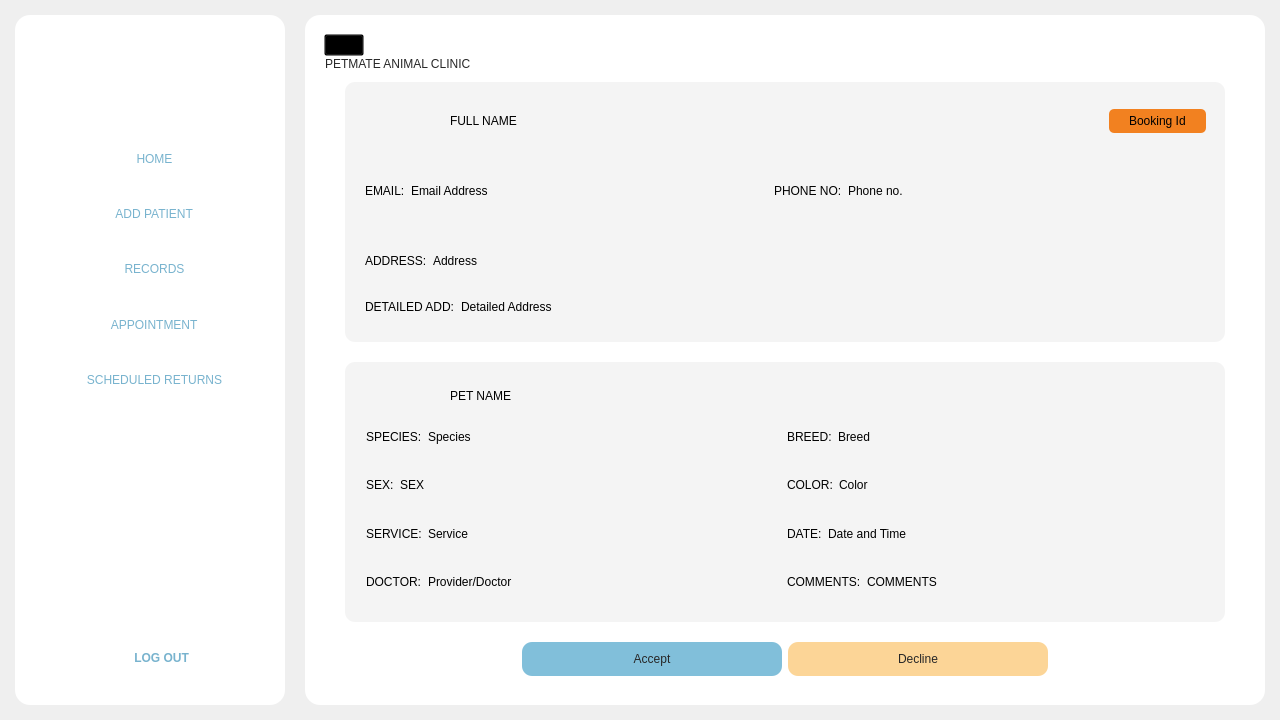
Before: the Qt Designer form Desktop_Application/Frontend/Home.ui in DreddVDomasian/Petmate-Desktop-Application, drawn with Qt 5.
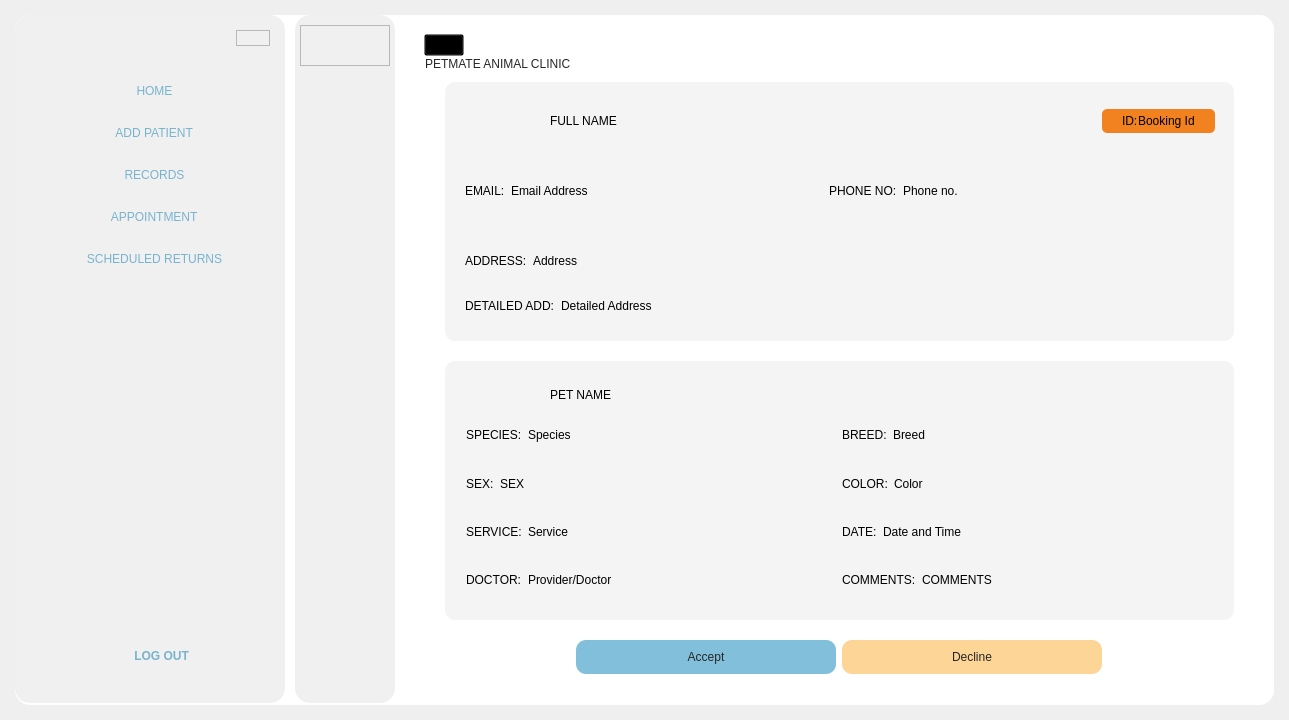
After: the same form once the commit is applied. The open tabs and pages were chosen to show the change. Icons and pictures are not drawn.

Commit message: side nav and icon update

The edit to the form file:
```diff
--- a/Desktop_Application/Frontend/Home.ui
+++ b/Desktop_Application/Frontend/Home.ui
@@ -6,7 +6,7 @@
    <rect>
     <x>0</x>
     <y>0</y>
-    <width>1280</width>
+    <width>1289</width>
     <height>720</height>
    </rect>
   </property>
@@ -55,9 +55,9 @@
 }
 </string>
    </property>
-   <layout class="QHBoxLayout" name="horizontalLayout_3" stretch="0,0">
+   <layout class="QHBoxLayout" name="horizontalLayout_3" stretch="0">
     <property name="spacing">
-     <number>20</number>
+     <number>0</number>
     </property>
     <property name="leftMargin">
      <number>15</number>
@@ -70,6 +70,37 @@
     </property>
     <property name="bottomMargin">
      <number>15</number>
+    </property>
+    <item>
+     <widget class="QFrame" name="underFrame">
+      <property name="styleSheet">
+       <string notr="true">#underFrame{
+	background-color:rgb(255, 255, 255);
+	border-radius:15px;
+}
+</string>
+      </property>
+      <property name="frameShape">
+       <enum>QFrame::StyledPanel</enum>
+      </property>
+      <property name="frameShadow">
+       <enum>QFrame::Raised</enum>
+      </property>
+      <layout class="QHBoxLayout" name="horizontalLayout_71">
+       <property name="spacing">
+        <number>10</number>
+       </property>
+       <property name="leftMargin">
+        <number>0</number>
+       </property>
+       <property name="topMargin">
+        <number>0</number>
+       </property>
+       <property name="rightMargin">
+        <number>0</number>
+       </property>
+       <property name="bottomMargin">
+        <number>2</number>
     </property>
     <item>
      <widget class="QFrame" name="sideNav">
@@ -84,9 +115,10 @@
       </property>
       <property name="styleSheet">
        <string notr="true">#sideNav{
-	background-color:white;
+	background-color:rgb(240, 240, 240);
 	border:none;
-	border-radius: 15px;
+    border-radius: 15px;
+
 }</string>
       </property>
       <property name="frameShape">
@@ -97,7 +129,7 @@
         <number>15</number>
        </property>
        <property name="topMargin">
-        <number>29</number>
+           <number>15</number>
        </property>
        <property name="rightMargin">
         <number>15</number>
@@ -105,6 +137,62 @@
        <property name="bottomMargin">
         <number>29</number>
        </property>
+          <item alignment="Qt::AlignRight">
+           <widget class="QFrame" name="frame_50">
+            <property name="frameShape">
+             <enum>QFrame::StyledPanel</enum>
+            </property>
+            <property name="frameShadow">
+             <enum>QFrame::Raised</enum>
+            </property>
+            <layout class="QHBoxLayout" name="horizontalLayout_76">
+             <property name="spacing">
+              <number>0</number>
+             </property>
+             <property name="leftMargin">
+              <number>0</number>
+             </property>
+             <property name="topMargin">
+              <number>0</number>
+             </property>
+             <property name="rightMargin">
+              <number>0</number>
+             </property>
+             <property name="bottomMargin">
+              <number>0</number>
+             </property>
+             <item>
+              <widget class="QPushButton" name="fullNavBtn">
+               <property name="styleSheet">
+                <string notr="true">border:none;</string>
+               </property>
+               <property name="text">
+                <string/>
+               </property>
+               <property name="icon">
+                <iconset resource="resource.qrc">
+                 <normaloff>:/Icons/Icons/hideNav.png</normaloff>:/Icons/Icons/hideNav.png</iconset>
+               </property>
+               <property name="iconSize">
+                <size>
+                 <width>25</width>
+                 <height>25</height>
+                </size>
+               </property>
+               <property name="checkable">
+                <bool>true</bool>
+               </property>
+               <property name="checked">
+                <bool>false</bool>
+               </property>
+               <property name="autoRepeat">
+                <bool>false</bool>
+               </property>
+              </widget>
+             </item>
+            </layout>
+           </widget>
+          </item>
        <item alignment="Qt::AlignHCenter">
         <widget class="QLabel" name="PetmateLogo">
          <property name="sizePolicy">
@@ -164,19 +252,19 @@
          </property>
          <layout class="QVBoxLayout" name="verticalLayout">
           <property name="spacing">
-           <number>10</number>
+              <number>5</number>
           </property>
           <property name="leftMargin">
            <number>0</number>
           </property>
           <property name="topMargin">
-           <number>5</number>
+              <number>0</number>
           </property>
           <property name="rightMargin">
            <number>0</number>
           </property>
           <property name="bottomMargin">
-           <number>5</number>
+              <number>0</number>
           </property>
           <item>
            <widget class="QToolButton" name="homeBtn">
@@ -210,8 +298,8 @@
             </property>
             <property name="iconSize">
              <size>
-              <width>25</width>
-              <height>25</height>
+                 <width>40</width>
+                 <height>40</height>
              </size>
             </property>
             <property name="popupMode">
@@ -260,8 +348,8 @@
             </property>
             <property name="iconSize">
              <size>
-              <width>25</width>
-              <height>25</height>
+                 <width>40</width>
+                 <height>40</height>
              </size>
             </property>
             <property name="popupMode">
@@ -310,8 +398,8 @@
             </property>
             <property name="iconSize">
              <size>
-              <width>25</width>
-              <height>25</height>
+                 <width>40</width>
+                 <height>40</height>
              </size>
             </property>
             <property name="popupMode">
@@ -360,8 +448,8 @@
             </property>
             <property name="iconSize">
              <size>
-              <width>25</width>
-              <height>25</height>
+                 <width>40</width>
+                 <height>40</height>
              </size>
             </property>
             <property name="popupMode">
@@ -410,8 +498,8 @@
             </property>
             <property name="iconSize">
              <size>
-              <width>25</width>
-              <height>25</height>
+                 <width>40</width>
+                 <height>40</height>
              </size>
             </property>
             <property name="popupMode">
@@ -431,6 +519,22 @@
          </layout>
         </widget>
        </item>
+          <item>
+           <spacer name="verticalSpacer_15">
+            <property name="orientation">
+             <enum>Qt::Vertical</enum>
+            </property>
+            <property name="sizeType">
+             <enum>QSizePolicy::Maximum</enum>
+            </property>
+            <property name="sizeHint" stdset="0">
+             <size>
+              <width>20</width>
+              <height>200</height>
+             </size>
+            </property>
+           </spacer>
+          </item>
        <item alignment="Qt::AlignHCenter">
         <widget class="QLabel" name="label">
          <property name="sizePolicy">
@@ -515,6 +619,523 @@
       </layout>
      </widget>
     </item>
+       <item>
+        <widget class="QFrame" name="MiniNav">
+         <property name="enabled">
+          <bool>true</bool>
+         </property>
+         <property name="sizePolicy">
+          <sizepolicy hsizetype="Preferred" vsizetype="Preferred">
+           <horstretch>0</horstretch>
+           <verstretch>0</verstretch>
+          </sizepolicy>
+         </property>
+         <property name="minimumSize">
+          <size>
+           <width>85</width>
+           <height>0</height>
+          </size>
+         </property>
+         <property name="maximumSize">
+          <size>
+           <width>100</width>
+           <height>16777215</height>
+          </size>
+         </property>
+         <property name="styleSheet">
+          <string notr="true">#MiniNav{
+	background-color:rgb(240, 240, 240);
+	border:none;
+	border-radius: 15px;
+}</string>
+         </property>
+         <property name="frameShape">
+          <enum>QFrame::NoFrame</enum>
+         </property>
+         <layout class="QVBoxLayout" name="verticalLayout_48">
+          <property name="leftMargin">
+           <number>5</number>
+          </property>
+          <property name="topMargin">
+           <number>10</number>
+          </property>
+          <property name="rightMargin">
+           <number>5</number>
+          </property>
+          <property name="bottomMargin">
+           <number>29</number>
+          </property>
+          <item>
+           <widget class="QFrame" name="frame_51">
+            <property name="frameShape">
+             <enum>QFrame::StyledPanel</enum>
+            </property>
+            <property name="frameShadow">
+             <enum>QFrame::Raised</enum>
+            </property>
+            <layout class="QHBoxLayout" name="horizontalLayout_77">
+             <property name="spacing">
+              <number>0</number>
+             </property>
+             <property name="leftMargin">
+              <number>0</number>
+             </property>
+             <property name="topMargin">
+              <number>5</number>
+             </property>
+             <property name="rightMargin">
+              <number>0</number>
+             </property>
+             <property name="bottomMargin">
+              <number>20</number>
+             </property>
+             <item>
+              <widget class="QPushButton" name="miniNavBtn">
+               <property name="styleSheet">
+                <string notr="true">border:none;</string>
+               </property>
+               <property name="text">
+                <string/>
+               </property>
+               <property name="icon">
+                <iconset resource="resource.qrc">
+                 <normaloff>:/Icons/Icons/showNav.png</normaloff>:/Icons/Icons/showNav.png</iconset>
+               </property>
+               <property name="iconSize">
+                <size>
+                 <width>25</width>
+                 <height>25</height>
+                </size>
+               </property>
+               <property name="checkable">
+                <bool>true</bool>
+               </property>
+               <property name="autoRepeat">
+                <bool>false</bool>
+               </property>
+              </widget>
+             </item>
+            </layout>
+           </widget>
+          </item>
+          <item alignment="Qt::AlignHCenter">
+           <widget class="QLabel" name="PetmateLogo_2">
+            <property name="sizePolicy">
+             <sizepolicy hsizetype="Expanding" vsizetype="Expanding">
+              <horstretch>0</horstretch>
+              <verstretch>0</verstretch>
+             </sizepolicy>
+            </property>
+            <property name="maximumSize">
+             <size>
+              <width>30</width>
+              <height>50</height>
+             </size>
+            </property>
+            <property name="text">
+             <string/>
+            </property>
+            <property name="pixmap">
+             <pixmap resource="resource.qrc">:/images/image/Dog.png</pixmap>
+            </property>
+            <property name="scaledContents">
+             <bool>true</bool>
+            </property>
+           </widget>
+          </item>
+          <item>
+           <spacer name="verticalSpacer_17">
+            <property name="orientation">
+             <enum>Qt::Vertical</enum>
+            </property>
+            <property name="sizeType">
+             <enum>QSizePolicy::Maximum</enum>
+            </property>
+            <property name="sizeHint" stdset="0">
+             <size>
+              <width>20</width>
+              <height>5</height>
+             </size>
+            </property>
+           </spacer>
+          </item>
+          <item>
+           <widget class="QFrame" name="Buttons_2">
+            <property name="sizePolicy">
+             <sizepolicy hsizetype="Expanding" vsizetype="Expanding">
+              <horstretch>0</horstretch>
+              <verstretch>0</verstretch>
+             </sizepolicy>
+            </property>
+            <property name="styleSheet">
+             <string notr="true">QToolButton{
+	border:none;
+	background-color:transparent;
+	font-family:&quot;Montserrat Black&quot;;
+	font-weight:87;
+	color:#78B3CE;
+	border-radius:15px;
+	padding:5;
+}
+QToolButton:hover{
+	background-color: rgb(255, 241, 206);
+
+}
+
+QToolButton:checked{
+    background-color:rgb(252, 213, 151);   /* Active bg color */
+	border-radius:15px;
+    color: #78B3CE;    
+}
+</string>
+            </property>
+            <property name="frameShape">
+             <enum>QFrame::NoFrame</enum>
+            </property>
+            <layout class="QVBoxLayout" name="verticalLayout_69">
+             <property name="spacing">
+              <number>5</number>
+             </property>
+             <property name="leftMargin">
+              <number>5</number>
+             </property>
+             <property name="topMargin">
+              <number>5</number>
+             </property>
+             <property name="rightMargin">
+              <number>5</number>
+             </property>
+             <property name="bottomMargin">
+              <number>5</number>
+             </property>
+             <item>
+              <widget class="QToolButton" name="homeBtn_2">
+               <property name="sizePolicy">
+                <sizepolicy hsizetype="Expanding" vsizetype="Expanding">
+                 <horstretch>0</horstretch>
+                 <verstretch>0</verstretch>
+                </sizepolicy>
+               </property>
+               <property name="cursor">
+                <cursorShape>PointingHandCursor</cursorShape>
+               </property>
+               <property name="toolTip">
+                <string>HOME</string>
+               </property>
+               <property name="autoFillBackground">
+                <bool>false</bool>
+               </property>
+               <property name="styleSheet">
+                <string notr="true"/>
+               </property>
+               <property name="text">
+                <string/>
+               </property>
+               <property name="icon">
+                <iconset resource="resource.qrc">
+                 <normaloff>:/Icons/Icons/home.png</normaloff>:/Icons/Icons/home.png</iconset>
+               </property>
+               <property name="iconSize">
+                <size>
+                 <width>40</width>
+                 <height>40</height>
+                </size>
+               </property>
+               <property name="checkable">
+                <bool>true</bool>
+               </property>
+               <property name="checked">
+                <bool>false</bool>
+               </property>
+               <property name="autoRepeat">
+                <bool>true</bool>
+               </property>
+               <property name="popupMode">
+                <enum>QToolButton::DelayedPopup</enum>
+               </property>
+               <property name="toolButtonStyle">
+                <enum>Qt::ToolButtonIconOnly</enum>
+               </property>
+               <property name="autoRaise">
+                <bool>false</bool>
+               </property>
+               <property name="arrowType">
+                <enum>Qt::NoArrow</enum>
+               </property>
+              </widget>
+             </item>
+             <item>
+              <widget class="QToolButton" name="addPatientBtn_2">
+               <property name="sizePolicy">
+                <sizepolicy hsizetype="Expanding" vsizetype="Expanding">
+                 <horstretch>0</horstretch>
+                 <verstretch>0</verstretch>
+                </sizepolicy>
+               </property>
+               <property name="cursor">
+                <cursorShape>PointingHandCursor</cursorShape>
+               </property>
+               <property name="toolTip">
+                <string>ADD PATIENT</string>
+               </property>
+               <property name="autoFillBackground">
+                <bool>false</bool>
+               </property>
+               <property name="styleSheet">
+                <string notr="true"/>
+               </property>
+               <property name="text">
+                <string/>
+               </property>
+               <property name="icon">
+                <iconset resource="resource.qrc">
+                 <normaloff>:/Icons/Icons/addPatient.png</normaloff>:/Icons/Icons/addPatient.png</iconset>
+               </property>
+               <property name="iconSize">
+                <size>
+                 <width>40</width>
+                 <height>40</height>
+                </size>
+               </property>
+               <property name="checkable">
+                <bool>true</bool>
+               </property>
+               <property name="autoRepeat">
+                <bool>true</bool>
+               </property>
+               <property name="popupMode">
+                <enum>QToolButton::DelayedPopup</enum>
+               </property>
+               <property name="toolButtonStyle">
+                <enum>Qt::ToolButtonIconOnly</enum>
+               </property>
+               <property name="autoRaise">
+                <bool>false</bool>
+               </property>
+               <property name="arrowType">
+                <enum>Qt::NoArrow</enum>
+               </property>
+              </widget>
+             </item>
+             <item>
+              <widget class="QToolButton" name="petRecordsBtn_2">
+               <property name="sizePolicy">
+                <sizepolicy hsizetype="Expanding" vsizetype="Expanding">
+                 <horstretch>0</horstretch>
+                 <verstretch>0</verstretch>
+                </sizepolicy>
+               </property>
+               <property name="cursor">
+                <cursorShape>PointingHandCursor</cursorShape>
+               </property>
+               <property name="toolTip">
+                <string>RECORDS</string>
+               </property>
+               <property name="autoFillBackground">
+                <bool>false</bool>
+               </property>
+               <property name="styleSheet">
+                <string notr="true"/>
+               </property>
+               <property name="text">
+                <string/>
+               </property>
+               <property name="icon">
+                <iconset resource="resource.qrc">
+                 <normaloff>:/Icons/Icons/Records.png</normaloff>:/Icons/Icons/Records.png</iconset>
+               </property>
+               <property name="iconSize">
+                <size>
+                 <width>40</width>
+                 <height>40</height>
+                </size>
+               </property>
+               <property name="checkable">
+                <bool>true</bool>
+               </property>
+               <property name="autoRepeat">
+                <bool>true</bool>
+               </property>
+               <property name="popupMode">
+                <enum>QToolButton::DelayedPopup</enum>
+               </property>
+               <property name="toolButtonStyle">
+                <enum>Qt::ToolButtonIconOnly</enum>
+               </property>
+               <property name="autoRaise">
+                <bool>false</bool>
+               </property>
+               <property name="arrowType">
+                <enum>Qt::NoArrow</enum>
+               </property>
+              </widget>
+             </item>
+             <item>
+              <widget class="QToolButton" name="appointmentBtn_2">
+               <property name="sizePolicy">
+                <sizepolicy hsizetype="Expanding" vsizetype="Expanding">
+                 <horstretch>0</horstretch>
+                 <verstretch>0</verstretch>
+                </sizepolicy>
+               </property>
+               <property name="cursor">
+                <cursorShape>PointingHandCursor</cursorShape>
+               </property>
+               <property name="toolTip">
+                <string>APPOINTMENT</string>
+               </property>
+               <property name="autoFillBackground">
+                <bool>false</bool>
+               </property>
+               <property name="styleSheet">
+                <string notr="true"/>
+               </property>
+               <property name="text">
+                <string/>
+               </property>
+               <property name="icon">
+                <iconset resource="resource.qrc">
+                 <normaloff>:/Icons/Icons/AddAppointment.png</normaloff>:/Icons/Icons/AddAppointment.png</iconset>
+               </property>
+               <property name="iconSize">
+                <size>
+                 <width>40</width>
+                 <height>40</height>
+                </size>
+               </property>
+               <property name="checkable">
+                <bool>true</bool>
+               </property>
+               <property name="autoRepeat">
+                <bool>true</bool>
+               </property>
+               <property name="popupMode">
+                <enum>QToolButton::DelayedPopup</enum>
+               </property>
+               <property name="toolButtonStyle">
+                <enum>Qt::ToolButtonIconOnly</enum>
+               </property>
+               <property name="autoRaise">
+                <bool>false</bool>
+               </property>
+               <property name="arrowType">
+                <enum>Qt::NoArrow</enum>
+               </property>
+              </widget>
+             </item>
+             <item>
+              <widget class="QToolButton" name="schedVaxBtn_2">
+               <property name="sizePolicy">
+                <sizepolicy hsizetype="Expanding" vsizetype="Expanding">
+                 <horstretch>0</horstretch>
+                 <verstretch>0</verstretch>
+                </sizepolicy>
+               </property>
+               <property name="cursor">
+                <cursorShape>PointingHandCursor</cursorShape>
+               </property>
+               <property name="toolTip">
+                <string>SCHEDULED RETURNS</string>
+               </property>
+               <property name="autoFillBackground">
+                <bool>false</bool>
+               </property>
+               <property name="styleSheet">
+                <string notr="true"/>
+               </property>
+               <property name="text">
+                <string/>
+               </property>
+               <property name="icon">
+                <iconset resource="resource.qrc">
+                 <normaloff>:/Icons/Icons/schedVax.png</normaloff>:/Icons/Icons/schedVax.png</iconset>
+               </property>
+               <property name="iconSize">
+                <size>
+                 <width>40</width>
+                 <height>40</height>
+                </size>
+               </property>
+               <property name="checkable">
+                <bool>true</bool>
+               </property>
+               <property name="autoRepeat">
+                <bool>true</bool>
+               </property>
+               <property name="popupMode">
+                <enum>QToolButton::DelayedPopup</enum>
+               </property>
+               <property name="toolButtonStyle">
+                <enum>Qt::ToolButtonIconOnly</enum>
+               </property>
+               <property name="autoRaise">
+                <bool>false</bool>
+               </property>
+               <property name="arrowType">
+                <enum>Qt::NoArrow</enum>
+               </property>
+              </widget>
+             </item>
+            </layout>
+           </widget>
+          </item>
+          <item>
+           <spacer name="verticalSpacer_16">
+            <property name="orientation">
+             <enum>Qt::Vertical</enum>
+            </property>
+            <property name="sizeType">
+             <enum>QSizePolicy::Fixed</enum>
+            </property>
+            <property name="sizeHint" stdset="0">
+             <size>
+              <width>0</width>
+              <height>430</height>
+             </size>
+            </property>
+           </spacer>
+          </item>
+          <item alignment="Qt::AlignHCenter|Qt::AlignVCenter">
+           <widget class="QToolButton" name="toolButton_4">
+            <property name="cursor">
+             <cursorShape>PointingHandCursor</cursorShape>
+            </property>
+            <property name="styleSheet">
+             <string notr="true">QToolButton{
+	border:none;
+	background-color:transparent;
+	font: 87 12pt &quot;Montserrat Black&quot;;
+	font-weight:bold;
+	color:#78B3CE;
+	border-radius:15px;
+	padding:10;
+}
+QToolButton:hover{
+	background-color: rgb(255, 241, 206);
+
+}</string>
+            </property>
+            <property name="text">
+             <string notr="true"/>
+            </property>
+            <property name="icon">
+             <iconset resource="resource.qrc">
+              <normaloff>:/Icons/Icons/logOutIcon.png</normaloff>:/Icons/Icons/logOutIcon.png</iconset>
+            </property>
+            <property name="iconSize">
+             <size>
+              <width>30</width>
+              <height>30</height>
+             </size>
+            </property>
+            <property name="toolButtonStyle">
+             <enum>Qt::ToolButtonIconOnly</enum>
+            </property>
+           </widget>
+          </item>
+         </layout>
+        </widget>
+       </item>
     <item>
      <widget class="QFrame" name="MainContent">
       <property name="sizePolicy">
@@ -526,7 +1147,10 @@
       <property name="styleSheet">
        <string notr="true">#MainContent{
 	background-color:white;
-	border-radius: 15px;
+	border-top-left-radius: 0px;
+    border-top-right-radius: 15px;
+    border-bottom-right-radius: 15px;
+    border-bottom-left-radius: 0px;
 }</string>
       </property>
       <property name="frameShape">
@@ -8261,7 +8885,9 @@
                         <widget class="QFrame" name="frame_41">
                          <property name="styleSheet">
                           <string notr="true">background-color:rgb(242, 129, 32);
-border-radius:5px;</string>
+border-radius:5px;
+font: 87 13pt &quot;Montserrat Black&quot;;
+color:rgb(0, 0, 0);</string>
                          </property>
                          <property name="frameShape">
                           <enum>QFrame::StyledPanel</enum>
@@ -8285,11 +8911,17 @@
                           <property name="bottomMargin">
                            <number>5</number>
                           </property>
+                             <item>
+                              <widget class="QLabel" name="label_31">
+                               <property name="text">
+                                <string>ID:</string>
+                               </property>
+                              </widget>
+                             </item>
                           <item alignment="Qt::AlignTop">
                            <widget class="QLabel" name="BookingId">
                             <property name="styleSheet">
-                             <string notr="true">font: 87 13pt &quot;Montserrat Black&quot;;
-color:rgb(0, 0, 0);</string>
+                                <string notr="true"/>
                             </property>
                             <property name="text">
                              <string>Booking Id</string>
@@ -9160,6 +9792,9 @@
     </item>
    </layout>
   </widget>
+    </item>
+   </layout>
+  </widget>
  </widget>
  <resources>
   <include location="resource.qrc"/>
```
Left out of the diff: 201 changed lines with no effect on the pictures. Lines whose indentation alone changed are shown as unchanged. The commit also changes 18 other files.
